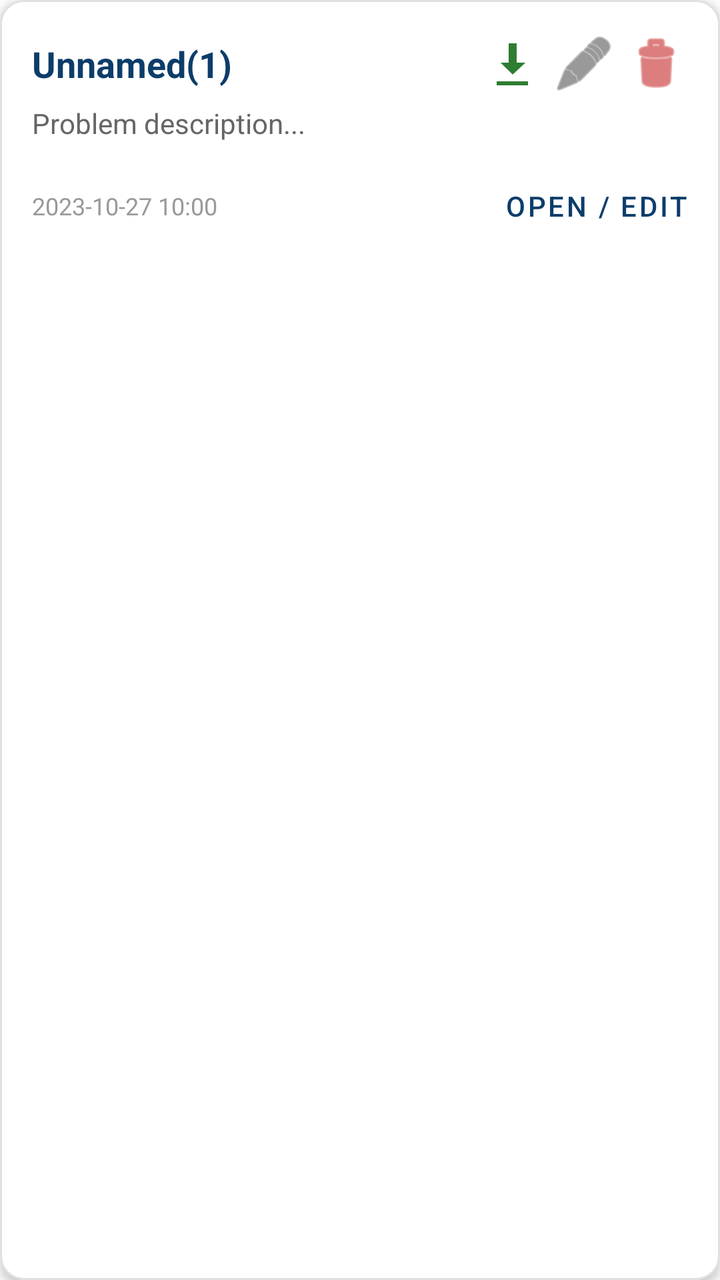
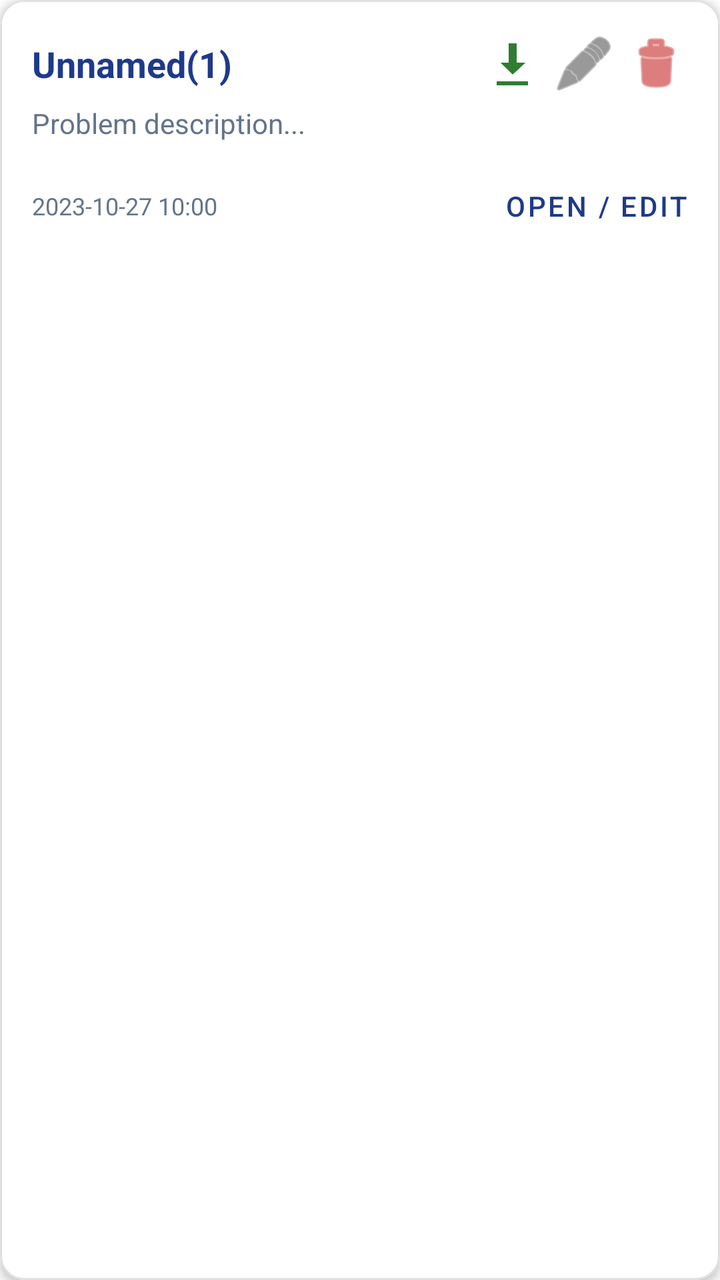

Screens rendered from an Android XML layout before and after an edit, with the pre-edit source and the edit as a unified diff.
<!-- AndroidManifest.xml: application theme Theme.MaterialComponents.DayNight.NoActionBar -->
<!-- res/layout/item_history.xml -->
<?xml version="1.0" encoding="utf-8"?>
<com.google.android.material.card.MaterialCardView xmlns:android="http://schemas.android.com/apk/res/android"
    xmlns:app="http://schemas.android.com/apk/res-auto"
    android:layout_width="match_parent"
    android:layout_height="wrap_content"
    android:layout_marginHorizontal="12dp"
    android:layout_marginVertical="6dp"
    app:cardCornerRadius="12dp"
    app:cardElevation="3dp"
    app:strokeColor="#E0E0E0"
    app:strokeWidth="1dp">

    <LinearLayout
        android:layout_width="match_parent"
        android:layout_height="wrap_content"
        android:orientation="vertical"
        android:padding="16dp">

        <LinearLayout
            android:layout_width="match_parent"
            android:layout_height="wrap_content"
            android:orientation="horizontal"
            android:gravity="center_vertical">

            <TextView
                android:id="@+id/tvHistoryName"
                android:layout_width="0dp"
                android:layout_height="wrap_content"
                android:layout_weight="1"
                android:text="Unnamed(1)"
                android:textColor="#0C3D6A"
                android:textSize="18sp"
                android:textStyle="bold" />

            <ImageButton
                android:id="@+id/btnDownloadHistory"
                android:layout_width="32dp"
                android:layout_height="32dp"
                android:layout_marginEnd="4dp"
                android:background="?attr/selectableItemBackgroundBorderless"
                android:src="@android:drawable/stat_sys_download"
                app:tint="#2E7D32" />

            <ImageButton
                android:id="@+id/btnRenameHistory"
                android:layout_width="32dp"
                android:layout_height="32dp"
                android:layout_marginEnd="4dp"
                android:background="?attr/selectableItemBackgroundBorderless"
                android:src="@android:drawable/ic_menu_edit"
                app:tint="#555555" />

            <ImageButton
                android:id="@+id/btnDeleteHistory"
                android:layout_width="32dp"
                android:layout_height="32dp"
                android:background="?attr/selectableItemBackgroundBorderless"
                android:src="@android:drawable/ic_menu_delete"
                app:tint="#C62828" />
        </LinearLayout>

        <TextView
            android:id="@+id/tvHistoryProblem"
            android:layout_width="match_parent"
            android:layout_height="wrap_content"
            android:layout_marginTop="4dp"
            android:ellipsize="end"
            android:maxLines="1"
            android:text="Problem description..."
            android:textColor="#666666"
            android:textSize="14sp" />

        <LinearLayout
            android:layout_width="match_parent"
            android:layout_height="wrap_content"
            android:orientation="horizontal"
            android:layout_marginTop="8dp"
            android:gravity="center_vertical">

            <TextView
                android:id="@+id/tvHistoryDate"
                android:layout_width="0dp"
                android:layout_height="wrap_content"
                android:layout_weight="1"
                android:text="2023-10-27 10:00"
                android:textColor="#999999"
                android:textSize="12sp" />

            <Button
                android:id="@+id/btnEditHistory"
                android:layout_width="wrap_content"
                android:layout_height="wrap_content"
                android:text="@string/open_edit"
                style="@style/Widget.MaterialComponents.Button.TextButton"
                android:textColor="#0C3D6A"
                android:padding="0dp"/>
        </LinearLayout>

    </LinearLayout>
</com.google.android.material.card.MaterialCardView>
<!-- resources referenced by this layout -->
<resources>
  <string name="open_edit">Open / Edit</string>
</resources>

<!-- the commit's change to res/layout/item_history.xml (unified diff, before → after) -->
@@ -28,7 +28,7 @@
                 android:layout_height="wrap_content"
                 android:layout_weight="1"
                 android:text="Unnamed(1)"
-                android:textColor="#0C3D6A"
+                android:textColor="@color/main_blue"
                 android:textSize="18sp"
                 android:textStyle="bold" />
 
@@ -67,7 +67,7 @@
             android:ellipsize="end"
             android:maxLines="1"
             android:text="Problem description..."
-            android:textColor="#666666"
+            android:textColor="@color/text_subtitle"
             android:textSize="14sp" />
 
         <LinearLayout
@@ -83,7 +83,7 @@
                 android:layout_height="wrap_content"
                 android:layout_weight="1"
                 android:text="2023-10-27 10:00"
-                android:textColor="#999999"
+                android:textColor="@color/text_subtitle"
                 android:textSize="12sp" />
 
             <Button
@@ -92,7 +92,7 @@
                 android:layout_height="wrap_content"
                 android:text="@string/open_edit"
                 style="@style/Widget.MaterialComponents.Button.TextButton"
-                android:textColor="#0C3D6A"
+                android:textColor="@color/main_blue"
                 android:padding="0dp"/>
         </LinearLayout>
 
<!-- resource entries referenced after the edit -->
@@ -1,5 +1,7 @@
 <!-- resources referenced by this layout -->
 <resources>
+  <color name="main_blue">#1E3A8A</color>
+  <color name="text_subtitle">#64748B</color>
   <string name="open_edit">Open / Edit</string>
 </resources>
 
